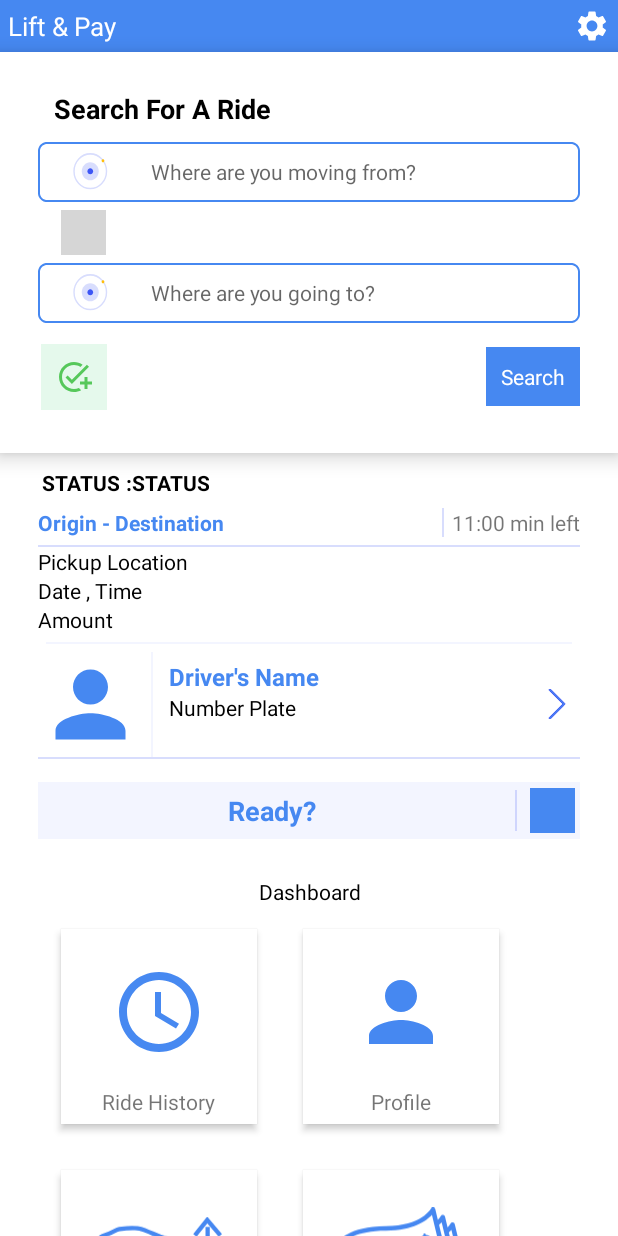
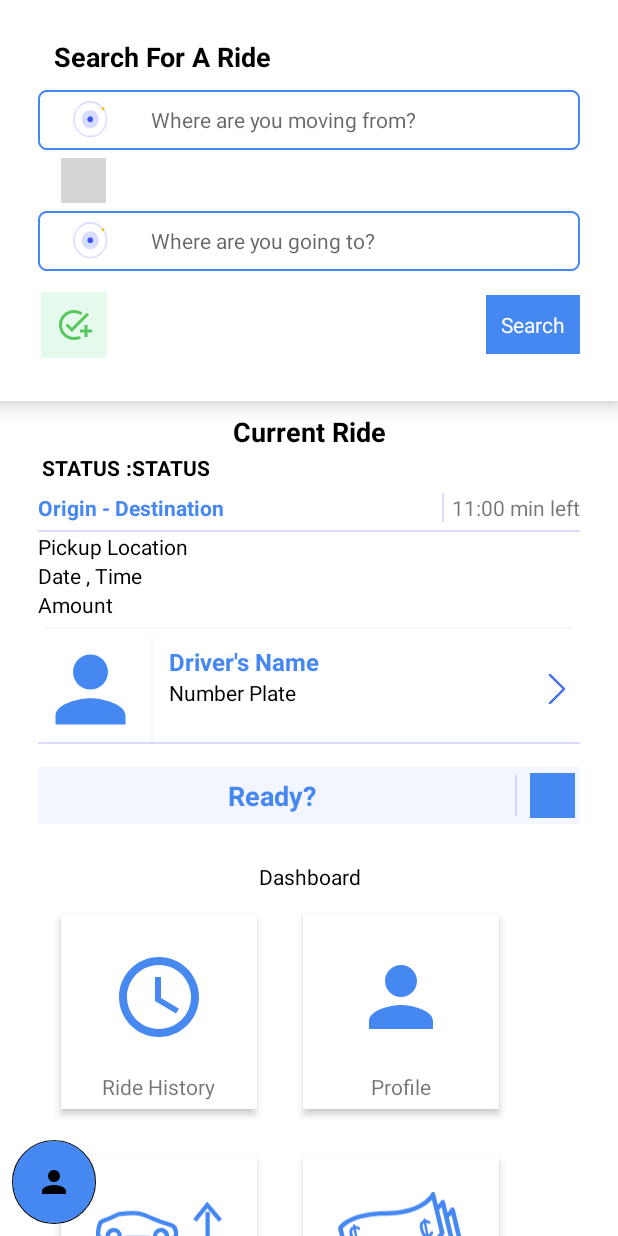
Before and after one commit to Soko-Aerial/LiftAndPay-Passenger, an Android app: the layout fragment_main.xml on its own in the app's theme, with its tools: preview values and no code run, on a phone screen of 412 x 824 dp. Run offline under Robolectric (Android 15) with nearby library versions, the phone set to English and light mode, and no system bars; grey boxes are pictures that could not be loaded.

Commit message:
MotionLayout at MainFragment.class.

```diff
--- a/app/src/main/java/com/example/liftandpay_passenger/AVR_Activities/PickUpLocationActivity.java
+++ b/app/src/main/java/com/example/liftandpay_passenger/AVR_Activities/PickUpLocationActivity.java
@@ -112,6 +112,7 @@
     private Layer droppedMarkerLayer;
     private Style myStyle;
 
+    private Point pickUpLocationPoint;
 
     //location variables
     private LatLng myLoc;
@@ -304,7 +305,7 @@
                             }
                         }
 
-                        passengerPickUpLocMarker(Point.fromLngLat(mapTargetLatLng.getLongitude(), mapTargetLatLng.getLatitude()));
+                        pickUpLocationPoint = passengerPickUpLocMarker(Point.fromLngLat(mapTargetLatLng.getLongitude(), mapTargetLatLng.getLatitude()));
 
                     } else {
 
@@ -553,7 +554,7 @@
     }
 
 
-    private void passengerPickUpLocMarker(Point point) {
+    private Point passengerPickUpLocMarker(Point point) {
         if (mapboxMap.getStyle() != null) {
             GeoJsonSource sanciangkoFlood1 = mapboxMap.getStyle().getSourceAs("destination-source-id");
             if (sanciangkoFlood1 != null) {
@@ -563,6 +564,8 @@
 
             }
         }
+
+        return point;
     }
 
 
@@ -659,7 +662,9 @@
             String infoNameD = data.getExtras().getString("theLocationName");
             double infoLonD = (data.getExtras().getDouble("theLon", 0.0));
             double infoLatD = (data.getExtras().getDouble("theLat", 0.0));
-            passengerPickUpLocMarker(Point.fromLngLat(infoLonD, infoLatD));
+
+            hoveringMarker.setVisibility(View.INVISIBLE);
+            pickUpLocationPoint = passengerPickUpLocMarker(Point.fromLngLat(infoLonD, infoLatD));
 
 
         }
--- a/app/src/main/res/layout/activity_available_rides.xml
+++ b/app/src/main/res/layout/activity_available_rides.xml
@@ -96,7 +96,7 @@
                 android:id="@+id/aboutId"
                 android:layout_width="wrap_content"
                 android:layout_height="wrap_content"
-                android:text="I am a discipline driver. I a work at Ghana armed forces. Time is very key, so it you know you will waste my time please don't book this ride." />
+                android:text="not set" />
 
 
             <TextView
@@ -180,7 +180,7 @@
                 <TextView
                     android:layout_width="wrap_content"
                     android:layout_height="wrap_content"
-                    android:text="Car Model"
+                    android:text="Car Model: "
                     android:textStyle="bold" />
 
                 <TextView
@@ -211,17 +211,21 @@
                 <ImageView
                     android:id="@+id/image001"
                     android:layout_width="150dp"
-                    android:layout_height="150dp" />
+                    android:layout_height="150dp"
+                     />
 
                 <View
                     android:layout_width="1dp"
                     android:layout_height="match_parent"
-                    android:background="@color/fadedBlue" />
+                    android:background="@color/fadedBlue"
+                    />
 
                 <ImageView
                     android:id="@+id/image002"
                     android:layout_width="150dp"
-                    android:layout_height="150dp" />
+                    android:layout_height="150dp"
+
+                    />
 
 
             </androidx.appcompat.widget.LinearLayoutCompat>
--- a/app/src/main/res/layout/fragment_main.xml
+++ b/app/src/main/res/layout/fragment_main.xml
@@ -1,16 +1,20 @@
 <?xml version="1.0" encoding="utf-8"?>
-<LinearLayout xmlns:android="http://schemas.android.com/apk/res/android"
+<androidx.constraintlayout.motion.widget.MotionLayout
+    xmlns:android="http://schemas.android.com/apk/res/android"
     xmlns:app="http://schemas.android.com/apk/res-auto"
     xmlns:tools="http://schemas.android.com/tools"
     android:layout_width="match_parent"
     android:layout_height="match_parent"
     android:background="@color/white"
-    android:orientation="vertical">
+
+    android:orientation="vertical"
+    app:layoutDescription="@xml/fragment_main_scene">
 
     <RelativeLayout
         android:id="@+id/topViewId"
         android:layout_width="match_parent"
         android:layout_height="wrap_content"
+        app:layout_constraintTop_toTopOf="parent"
         android:background="@color/primaryColors">
 
 
@@ -53,10 +57,7 @@
         android:paddingHorizontal="25dp"
         android:paddingVertical="15dp"
         android:visibility="visible"
-        app:layout_constraintBottom_toTopOf="@+id/rideViewText"
-        app:layout_constraintEnd_toEndOf="parent"
-        app:layout_constraintStart_toStartOf="parent"
-        app:layout_constraintTop_toBottomOf="@+id/topViewId">
+       app:layout_constraintTop_toBottomOf="@id/topViewId">
 
         <RelativeLayout
             android:layout_width="match_parent"
@@ -161,21 +162,22 @@
                 tools:ignore="MissingConstraints" />
         </androidx.constraintlayout.widget.ConstraintLayout>
 
-
-
-
     </LinearLayout>
 
 
-    <ScrollView
+    <!--ScrollView-->
+    <LinearLayout
+        android:id="@+id/scrollViewId"
         android:layout_width="match_parent"
         android:layout_height="wrap_content"
-        android:layout_marginHorizontal="25dp"
+        android:paddingHorizontal="25dp"
         android:scrollbars="none"
         android:visibility="visible"
-        app:layout_constraintTop_toBottomOf="@+id/rideViewText"
-        tools:ignore="MissingConstraints"
-        tools:layout_editor_absoluteX="25dp">
+        android:orientation="vertical"
+        android:background="@color/white"
+        app:layout_constraintTop_toBottomOf="@+id/parentView"
+       >
+
 
 
         <LinearLayout
@@ -183,6 +185,17 @@
             android:layout_height="wrap_content"
             android:orientation="vertical">
 
+            <TextView
+                android:id="@+id/rideViewText"
+                android:layout_width="match_parent"
+                android:layout_height="wrap_content"
+                android:layout_marginTop="8dp"
+                android:text="Current Ride"
+                android:textAlignment="center"
+                android:textColor="@color/black"
+                android:textSize="18sp"
+                android:textStyle="bold"
+                />
 
             <LinearLayout
                 android:layout_width="match_parent"
@@ -440,7 +453,6 @@
 
                 <LinearLayout
                     android:id="@+id/rideHistoryBtn"
-                    android:layout_rowWeight="1"
                     android:layout_margin="15dp"
                     android:background="@drawable/ripple"
                     android:backgroundTint="@color/white"
@@ -467,7 +479,6 @@
 
                 <LinearLayout
                     android:id="@+id/profileBtn"
-                    android:layout_rowWeight="1"
                     android:layout_margin="15dp"
                     android:background="@drawable/ripple"
                     android:backgroundTint="@color/white"
@@ -493,7 +504,6 @@
 
                 <LinearLayout
                     android:id="@+id/RidesId"
-                    android:layout_rowWeight="1"
                     android:layout_margin="15dp"
                     android:background="@drawable/ripple"
                     android:backgroundTint="@color/white"
@@ -519,7 +529,6 @@
 
                 <LinearLayout
                     android:id="@+id/paymentBtn"
-                    android:layout_rowWeight="1"
                     android:layout_margin="15dp"
                     android:background="@drawable/ripple"
                     android:backgroundTint="@color/white"
@@ -547,7 +556,7 @@
             </GridLayout>
 
         </LinearLayout>
-    </ScrollView>
+    </LinearLayout>
 
 
     <com.google.android.material.floatingactionbutton.FloatingActionButton
@@ -564,20 +573,6 @@
         app:layout_constraintBottom_toBottomOf="parent"
         app:layout_constraintStart_toStartOf="parent" />
 
-    <TextView
-        android:id="@+id/rideViewText"
-        android:layout_width="match_parent"
-        android:layout_height="wrap_content"
-        android:layout_marginTop="8dp"
-        android:text="Current Ride"
-        android:textAlignment="center"
-        android:textColor="@color/black"
-        android:textSize="18sp"
-        android:textStyle="bold"
-        app:layout_constraintEnd_toEndOf="parent"
-        app:layout_constraintHorizontal_bias="0.48"
-        app:layout_constraintStart_toStartOf="parent"
 
-        tools:ignore="MissingConstraints" />
 
-</LinearLayout>
+</androidx.constraintlayout.motion.widget.MotionLayout>
--- a/app/src/main/res/xml/fragment_main_scene.xml
+++ b/app/src/main/res/xml/fragment_main_scene.xml
@@ -2,15 +2,71 @@
 <MotionScene xmlns:android="http://schemas.android.com/apk/res/android"
     xmlns:app="http://schemas.android.com/apk/res-auto">
 
+
+    <!--start-->
     <ConstraintSet android:id="@+id/start">
+        <Constraint android:id="@+id/parentView"
+            android:layout_width="match_parent"
+            android:elevation="8dp"
+            />
+        <Constraint android:id="@+id/scrollViewId"
+            android:layout_width="match_parent"
+            android:layout_height="wrap_content"
+            android:elevation="6dp"
+            app:layout_constraintTop_toBottomOf="@id/parentView"
+            >
+
+            <CustomAttribute
+                app:attributeName="paddingHorizontal"
+                app:customDimension="25dp"/>
+
+            <CustomAttribute
+                app:attributeName="backgroundColor"
+                app:customColorDrawableValue="@color/white"/>
+        </Constraint>
         <Constraint android:id="@+id/topViewId" />
     </ConstraintSet>
 
+
+    <!--End-->
     <ConstraintSet android:id="@+id/end">
-        <Constraint android:id="@id/topViewId" />
+        <!--parentView-->
+        <Constraint android:id="@id/parentView"
+            android:layout_width="match_parent"
+            android:alpha="0"
+            android:elevation="0dp"
+            />
+
+        <!--scrollView-->
+        <Constraint android:id="@id/scrollViewId"
+            android:layout_width="match_parent"
+            android:elevation="8dp"
+            app:layout_constraintBottom_toBottomOf="parent"
+            app:layout_constraintTop_toBottomOf="@id/topViewId"
+            >
+            <CustomAttribute
+                app:attributeName="paddingHorizontal"
+                app:customDimension="25dp"/>
+
+            <CustomAttribute
+                app:attributeName="backgroundColor"
+                app:customColorDrawableValue="@color/white"/>
+
+        </Constraint>
     </ConstraintSet>
 
+
+
+    <!--Transition-->
     <Transition
         app:constraintSetEnd="@id/end"
-        app:constraintSetStart="@+id/start" />
+        app:constraintSetStart="@+id/start"
+        app:duration="1000"
+        >
+
+        <OnSwipe
+            app:targetId="@id/scrollViewId"
+            app:dragDirection="dragUp"
+       />
+    </Transition>
 </MotionScene>
```
